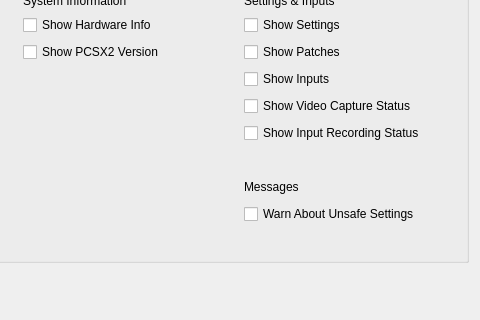
Old version of the form pcsx2-qt/Settings/GraphicsOnScreenDisplaySettingsTab.ui in the repository PCSX2/pcsx2; both pictures show x 220 to 700 and y 161 to 481 of the 700 by 800 pixel window.
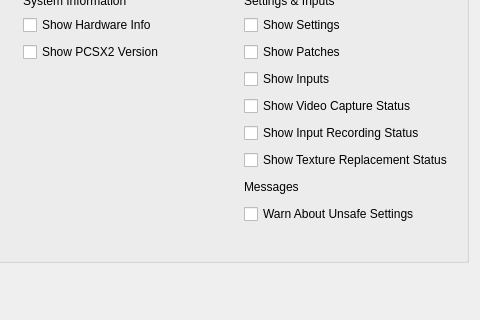
New version of the form.

Commit message: GS: Add texture replacement dump/load indicators to OSD

What changed in the file:
```diff
--- a/pcsx2-qt/Settings/GraphicsOnScreenDisplaySettingsTab.ui
+++ b/pcsx2-qt/Settings/GraphicsOnScreenDisplaySettingsTab.ui
@@ -149,6 +149,13 @@
           </property>
          </widget>
         </item>
+        <item row="6" column="2">
+         <widget class="QCheckBox" name="showTextureReplacements">
+          <property name="text">
+           <string>Show Texture Replacement Status</string>
+          </property>
+         </widget>
+        </item>
         <item row="4" column="0">
          <widget class="QCheckBox" name="showResolution">
           <property name="text">
```
Left out of the diff: 1 changed line with no effect on the pictures. The commit also changes 8 other files.
